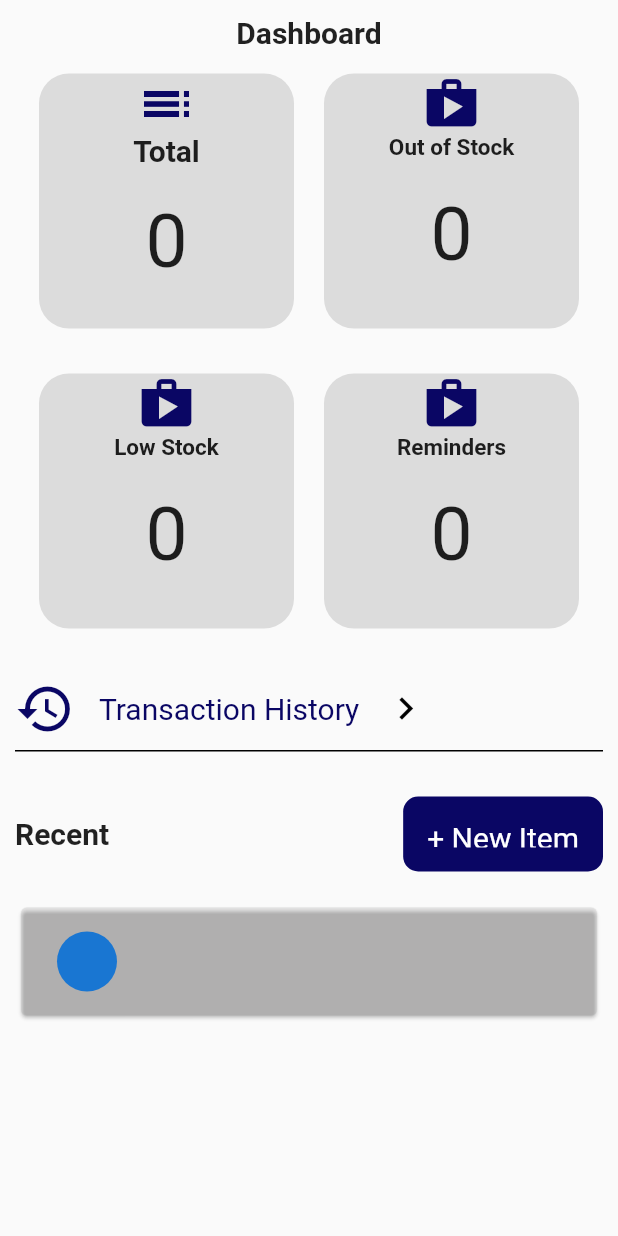
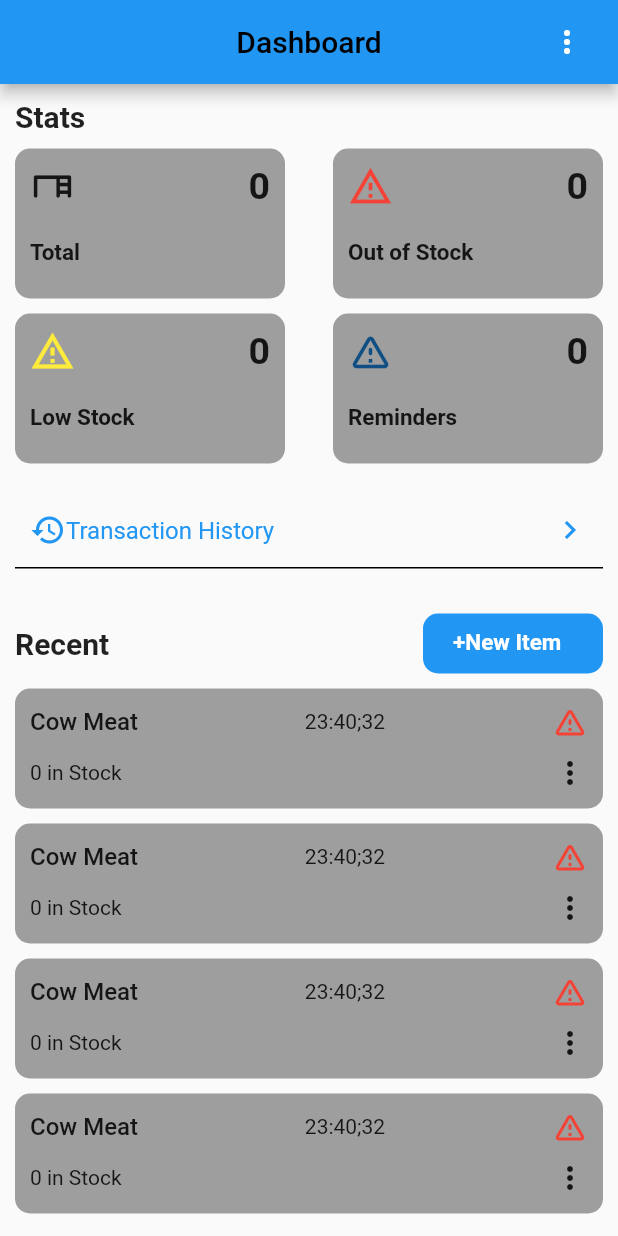
Before and after one commit to kwakulartey/inventory-app, a Flutter app: the screen it shows after launch, on a phone screen of 412 x 824 dp. Run offline on Flutter 3.47's test engine with Material 2 defaults, Android fonts, the light colour scheme and no system bars.

Commit message:
new update

```diff
--- a/lib/dashboard.dart
+++ b/lib/dashboard.dart
@@ -1,4 +1,6 @@
 import 'package:flutter/material.dart';
+import 'package:flutter/rendering.dart';
+import 'package:inventory_1/widget/card_dash.dart';
 
 class Dashboard extends StatefulWidget {
   const Dashboard({Key? key}) : super(key: key);
@@ -11,202 +13,184 @@ class _DashboardState extends State<Dashboard> {
   @override
   Widget build(BuildContext context) {
     return Scaffold(
-      body: SafeArea(
+        appBar: AppBar(
+          centerTitle: true,
+          title: const Text(
+            'Dashboard',
+            style: TextStyle(color: Colors.black),
+          ),
+          actions: [
+            Padding(
+              padding: const EdgeInsets.only(right: 10),
+              child: IconButton(
+                onPressed: () {},
+                icon: Icon(Icons.more_vert),
+              ),
+            )
+          ],
+        ),
+        body: Padding(
+          padding: const EdgeInsets.all(10.0),
           child: ListView(
-          padding: EdgeInsets.all(10),
-          children: [
-            const Center(
-                child: Text(
-              'Dashboard',
-              style: TextStyle(fontSize: 20, fontWeight: FontWeight.w600),
-            )),
-            Padding(
-              padding: const EdgeInsets.all(16.0),
-              child: GridView(
             shrinkWrap: true,
             children: [
-                    Container(
-                      decoration: BoxDecoration(
-                          color: Colors.black12,
-                          borderRadius: BorderRadius.circular(20)),
-                      child: Column(
-                        children: [
-                          Icon(
-                            Icons.toc_sharp,
-                            size: 40,
-                            color: Color.fromARGB(255, 10, 6, 100),
+              const Text(
+                'Stats',
+                style: TextStyle(fontWeight: FontWeight.bold, fontSize: 20),
               ),
-                          const Text(
-                            'Total',
-                            style: TextStyle(
-                                fontSize: 20, fontWeight: FontWeight.bold),
+              SizedBox(
+                height: 10,
               ),
+              Row(mainAxisAlignment: MainAxisAlignment.spaceBetween, children: [
+                CardDash(
+                  icon: Icons.desk_rounded,
+                  text: 'Total',
+                ),
+                CardDash(
+                  icon: Icons.warning_amber_outlined,
+                  color: Colors.red,
+                  text: 'Out of Stock',
+                )
+              ]),
+              SizedBox(
+                height: 10,
+              ),
+              Row(mainAxisAlignment: MainAxisAlignment.spaceBetween, children: [
+                CardDash(
+                  icon: Icons.warning_amber_outlined,
+                  text: 'Low Stock',
+                  color: Colors.yellow,
+                ),
+                CardDash(
+                  icon: Icons.warning_amber_rounded,
+                  text: 'Reminders',
+                  color: Color.fromARGB(255, 16, 79, 131),
+                )
+              ]),
               SizedBox(
                 height: 20,
               ),
+              Container(
+                decoration: BoxDecoration(
+                    border:
+                        const Border(bottom: BorderSide(color: Colors.black))),
+                padding: EdgeInsets.all(10),
+                height: 50,
+                width: MediaQuery.of(context).size.width,
+                child: Row(
+                  mainAxisAlignment: MainAxisAlignment.spaceBetween,
+                  children: [
+                    Row(
+                      children: const [
+                        Icon(
+                          Icons.history,
+                          color: Colors.blue,
+                        ),
                         Text(
-                            '0',
-                            style: TextStyle(fontSize: 50),
+                          'Transaction History',
+                          style: TextStyle(color: Colors.blue, fontSize: 16),
+                        )
+                      ],
+                    ),
+                    Icon(
+                      Icons.chevron_right,
+                      color: Colors.blue,
                     )
                   ],
                 ),
               ),
-                    Container(
-                      decoration: BoxDecoration(
-                          color: Colors.black12,
-                          borderRadius: BorderRadius.circular(20)),
-                      child: Column(
-                        children: [
-                          const Icon(
-                            Icons.shop,
-                            size: 40,
-                            color: Color.fromARGB(255, 10, 6, 100),
-                          ),
-                          Text(
-                            'Out of Stock',
-                            style: TextStyle(
-                                fontSize: 15, fontWeight: FontWeight.bold),
-                          ),
-                          SizedBox(
-                            height: 20,
-                          ),
-                          const Text(
-                            '0',
-                            style: TextStyle(fontSize: 50),
-                          )
-                        ],
-                      ),
-                    ),
-                    Container(
-                      decoration: BoxDecoration(
-                          color: Colors.black12,
-                          borderRadius: BorderRadius.circular(20)),
-                      child: Column(
-                        mainAxisAlignment: MainAxisAlignment.start,
-                        children: [
-                          Icon(
-                            Icons.shop,
-                            size: 40,
-                            color: Color.fromARGB(255, 10, 6, 100),
-                          ),
-                          const Text(
-                            'Low Stock',
-                            style: TextStyle(
-                                fontSize: 15, fontWeight: FontWeight.bold),
-                          ),
               const SizedBox(
-                            height: 20,
-                          ),
-                          Text(
-                            '0',
-                            style: TextStyle(fontSize: 50),
-                          )
-                        ],
-                      ),
-                    ),
-                    Container(
-                      decoration: BoxDecoration(
-                          color: Colors.black12,
-                          borderRadius: BorderRadius.circular(20)),
-                      child: Column(
-                        children: [
-                          const Icon(
-                            Icons.shop,
-                            size: 40,
-                            color: Color.fromARGB(255, 10, 6, 100),
-                          ),
-                          Text(
-                            'Reminders',
-                            style: TextStyle(
-                                fontSize: 15, fontWeight: FontWeight.bold),
-                          ),
-                          const SizedBox(
-                            height: 20,
-                          ),
-                          Text(
-                            '0',
-                            style: TextStyle(fontSize: 50),
-                          )
-                        ],
-                      ),
-                    ),
-                  ],
-                  gridDelegate: SliverGridDelegateWithFixedCrossAxisCount(
-                      crossAxisCount: 2,
-                      mainAxisSpacing: 30,
-                      crossAxisSpacing: 20)),
-            ),
-            SizedBox(
-              height: 10,
-            ),
-            Container(
-              decoration: BoxDecoration(
-                  border: Border(
-                      bottom: BorderSide(width: 1, color: Colors.black))),
-              child: Row(
-                children: [
-                  Icon(
-                    Icons.history,
-                    size: 40,
-                    color: Color.fromARGB(255, 10, 6, 100),
-                  ),
-                  Padding(
-                    padding: const EdgeInsets.all(16.0),
-                    child: Text(
-                      'Transaction History',
-                      style: TextStyle(
-                          color: Color.fromARGB(255, 10, 6, 100), fontSize: 20),
-                    ),
-                  ),
-                  Icon(
-                    Icons.chevron_right,
-                    size: 30,
-                    color: Colors.black,
-                  )
-                ],
-              ),
-            ),
-            SizedBox(
                 height: 30,
               ),
-            Container(
-              child: Row(
+              Row(
                 mainAxisAlignment: MainAxisAlignment.spaceBetween,
                 children: [
-                  Text(
+                  const Text(
                     'Recent',
                     style: TextStyle(fontSize: 20, fontWeight: FontWeight.w600),
                   ),
                   Container(
                     decoration: BoxDecoration(
-                          color: Color.fromARGB(255, 10, 6, 100),
+                        color: Colors.blue,
                         borderRadius: BorderRadius.circular(10)),
-                      height: 50,
-                      child: Padding(
-                        padding: const EdgeInsets.all(16.0),
+                    height: 40,
+                    width: 120,
+                    child: const Padding(
+                      padding: EdgeInsets.fromLTRB(20, 10, 20, 10),
                       child: Text(
-                          '+ New Item',
-                          style: TextStyle(color: Colors.white, fontSize: 20),
+                        '+New Item',
+                        style: TextStyle(
+                            fontSize: 15,
+                            fontWeight: FontWeight.bold,
+                            color: Colors.white),
                       ),
-                      ))
+                    ),
+                  ),
                 ],
               ),
+              SizedBox(
+                height: 10,
+              ),
+              ListView.separated(
+                  scrollDirection: Axis.vertical,
+                  physics: ScrollPhysics(
+                    parent: NeverScrollableScrollPhysics(),
+                  ),
+                  shrinkWrap: true,
+                  separatorBuilder: (BuildContext context, int index) {
+                    return SizedBox(height: 10);
+                  },
+                  itemCount: 5,
+                  itemBuilder: ((BuildContext context, int index) {
+                    return Container(
+                      height: 80,
+                      decoration: BoxDecoration(
+                          borderRadius: BorderRadius.circular(10),
+                          color: Colors.grey),
+                      child: Container(
+                        padding: EdgeInsets.all(10),
+                        child: Column(
+                          crossAxisAlignment: CrossAxisAlignment.start,
+                          children: [
+                            Row(
+                              mainAxisAlignment: MainAxisAlignment.spaceBetween,
+                              children: const [
+                                Text(
+                                  'Cow Meat',
+                                  style: TextStyle(
+                                      fontSize: 16,
+                                      fontWeight: FontWeight.w500),
                                 ),
                                 SizedBox(
-              height: 20,
+                                  width: 10,
                                 ),
-            Card(
-              color: Color.fromARGB(31, 136, 134, 134),
-              child: Padding(
-                padding: const EdgeInsets.all(8.0),
-                child: ListTile(
-                  leading: CircleAvatar(),
+                                Text('23:40;32'),
+                                SizedBox(
+                                  width: 10,
                                 ),
+                                Icon(
+                                  Icons.warning_amber_rounded,
+                                  color: Colors.red,
+                                )
+                              ],
                             ),
+                            SizedBox(
+                              height: 10,
+                            ),
+                            Row(
+                              mainAxisAlignment: MainAxisAlignment.spaceBetween,
+                              children: [
+                                Text('0 in Stock'),
+                                Icon(Icons.more_vert)
+                              ],
                             )
                           ],
                         ),
                       ),
                     );
+                  }))
+            ],
+          ),
+        ));
   }
 }
--- /dev/null
+++ b/lib/widget/card_dash.dart
@@ -0,0 +1,51 @@
+import 'package:flutter/material.dart';
+
+class CardDash extends StatelessWidget {
+  IconData icon;
+  String text;
+  Color? color;
+
+  CardDash({
+    Key? key,
+    required this.icon,
+    required this.text,
+    this.color,
+  }) : super(key: key);
+
+  @override
+  Widget build(BuildContext context) {
+    return Container(
+      padding: EdgeInsets.all(10),
+      height: 100,
+      width: 180,
+      decoration: BoxDecoration(
+          color: Colors.grey, borderRadius: BorderRadius.circular(10)),
+      child: Column(
+        crossAxisAlignment: CrossAxisAlignment.start,
+        children: [
+          Row(
+            mainAxisAlignment: MainAxisAlignment.spaceBetween,
+            children: [
+              Icon(
+                icon,
+                size: 30,
+                color: color,
+              ),
+              Text(
+                '0',
+                style: TextStyle(fontSize: 25, fontWeight: FontWeight.bold),
+              )
+            ],
+          ),
+          SizedBox(
+            height: 20,
+          ),
+          Text(
+            text,
+            style: TextStyle(fontSize: 15, fontWeight: FontWeight.w600),
+          )
+        ],
+      ),
+    );
+  }
+}
```
Lines whose indentation alone changed are shown as unchanged.
